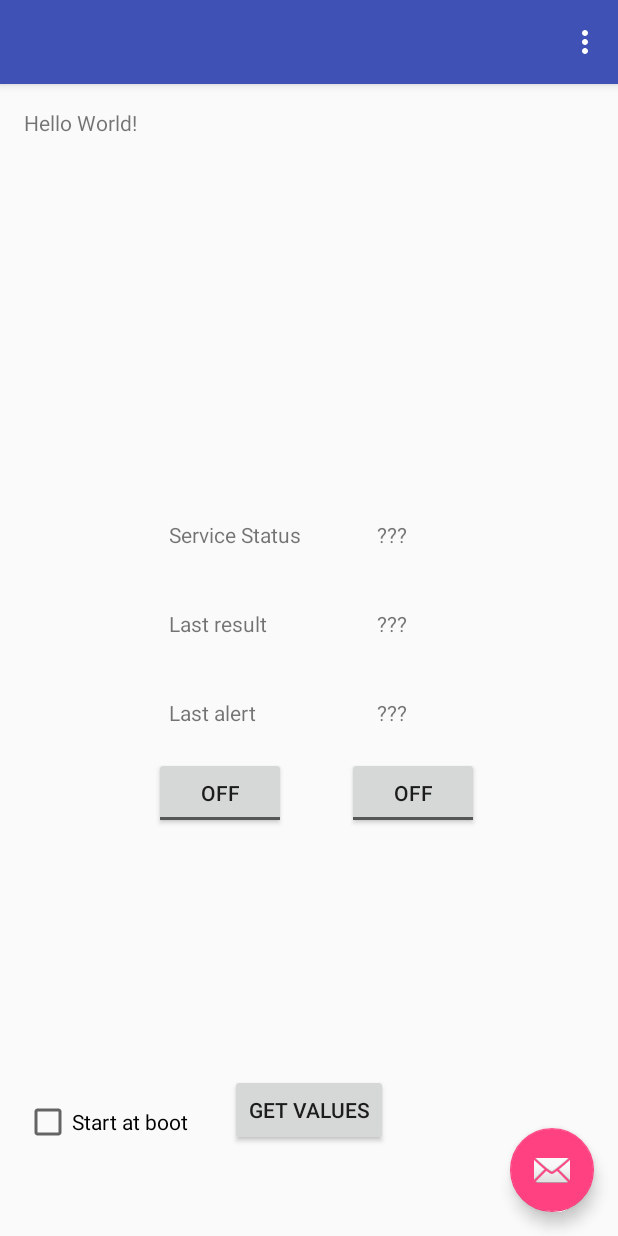
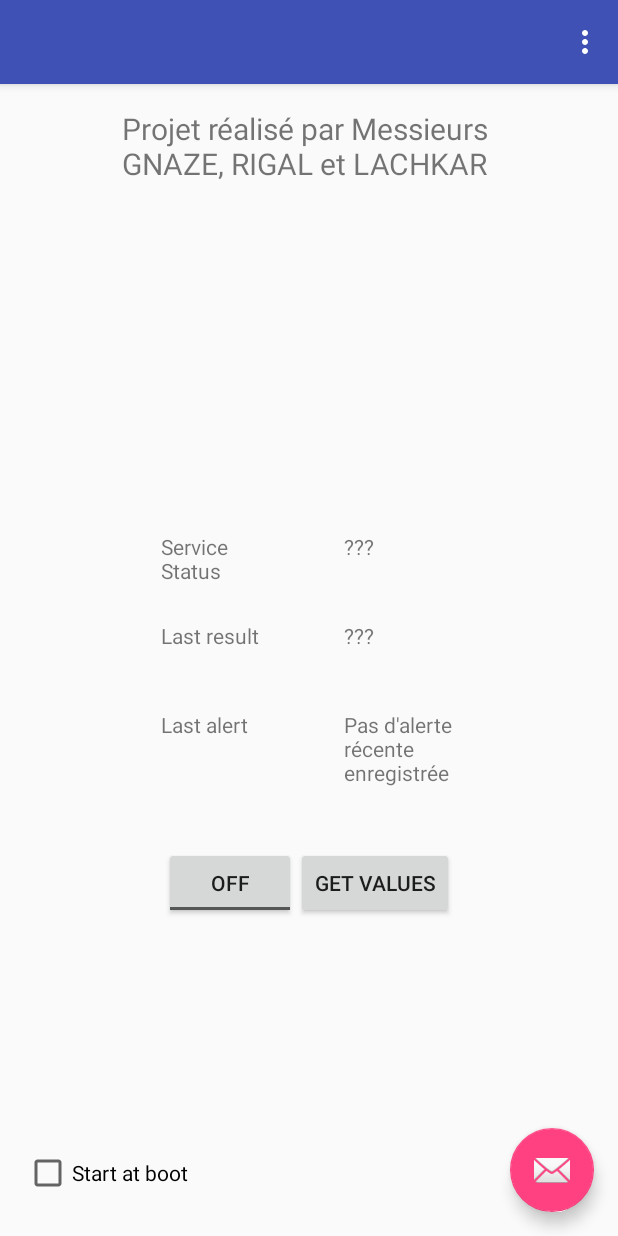
Before and after one commit to ouadiel/amiogrl, an Android app: the screen it shows after launch (MainActivity), on a phone screen of 412 x 824 dp. Run offline under Robolectric (Android 15) with nearby library versions, the light colour scheme and no system bars.

Commit message:
Sexy push IV - le retour de la force
- Ajout du remplissage de lastAlert
- Clean up du code et modif du hello world pour afficher les createurs
- Modif de l'UI pour qu'elle scale bien

```diff
--- a/ProjetAMIO/app/src/main/java/com/example/nicolas/projetamio/MainActivity.java
+++ b/ProjetAMIO/app/src/main/java/com/example/nicolas/projetamio/MainActivity.java
@@ -53,6 +53,8 @@ public class MainActivity extends AppCompatActivity {
     static JSONObject jsonObject = null;
     ArrayList<HashMap<String, String>> datalist = new ArrayList<>();
     String allume = "";
+    static String stringLastAlert="Pas d'alerte récente \nenregistrée";
+    static TextView textViewLastA;
 
     final String m1 = "Salle 2.10";
     final String m2 ="Salle 2.08";
@@ -111,6 +113,7 @@ public class MainActivity extends AppCompatActivity {
                 bufferAll="";
                 String buffer ="";
 
+                // textView associé au get values
                 textView = (TextView) findViewById(R.id.TV4);
                 textView.setText("");
                 if (datalist != null) {
@@ -139,10 +142,12 @@ public class MainActivity extends AppCompatActivity {
                             }else if (buffer.equals("77.106")) {
                                 bufferAll=m5;
                             } else {
-                                Log.e("MainService","CheckChangementBrusque - Mote "+buffer+" non reconnu");
+                                Log.e("MainService", "CheckChangementBrusque - Mote " + buffer + " non reconnu");
                                 return;
                             }
-                          textView.setText(textView.getText() + bufferAll +"\t"+ allume + "\n");
+                            // remplis le TextView pour afficher les values
+                            textView.setText(textView.getText() + bufferAll +"\t"+ allume + "\n");
+                            textView.setTextSize(16);
                       }
                     }
                 }
@@ -170,6 +175,13 @@ public class MainActivity extends AppCompatActivity {
                 }
             }
         });
+
+        /*
+        TextView du Last Alert
+         */
+        textViewLastA = (TextView) findViewById(R.id.TV6);
+        textViewLastA.setText(stringLastAlert);
+
 
         /*
         CheckBox du Start at boot
--- a/ProjetAMIO/app/src/main/java/com/example/nicolas/projetamio/MainService.java
+++ b/ProjetAMIO/app/src/main/java/com/example/nicolas/projetamio/MainService.java
@@ -14,6 +14,7 @@ import android.os.AsyncTask;
 import android.os.IBinder;
 import android.support.v7.app.NotificationCompat;
 import android.util.Log;
+import android.widget.TextView;
 import android.widget.Toast;
 
 import org.json.JSONArray;
@@ -76,6 +77,7 @@ public class MainService extends Service {
     final String m4="Salle 2.06";
     final String m5="Salle 2.05 ";
     String bufferAll = "";
+    String lastAlert="Pas d'alerte récente \nenregistrée";
 
     public MainService() {
     }
@@ -244,6 +246,7 @@ public class MainService extends Service {
                         mBuilder.setContentTitle("Alerte lumiere");
                         mBuilder.setContentText("Le(s) salle(s) " + bufferAll + " ont notifiees un changement brusque de luminisote.");
                         mNotificationManager.notify(count_notif, mBuilder.build()); // send notif
+                        lastAlertRefresh();
                         count_notif++;
                     }
                     else {
@@ -285,6 +288,7 @@ public class MainService extends Service {
             if (calendarNow.get(Calendar.DAY_OF_WEEK) == Calendar.SATURDAY || calendarNow.get(Calendar.DAY_OF_WEEK) == Calendar.SUNDAY) { // week days
                 if (currentTime.after(calendarSemaineDebutEmail.getTime()) && currentTime.before(calendarSemaineFinEmail.getTime())) {
                     sendMail("Le(s) salle(s) " + bufferAll + " ont notifiees un changement brusque de luminisote.");
+                    lastAlertRefresh();
                     return true;
                 }
             }
@@ -292,10 +296,17 @@ public class MainService extends Service {
                 if ((currentTime.after(calendarWEDebutEmail.getTime()) && currentTime.before(calendarMinuit.getTime())) ||
                         (currentTime.after(calendarMinuit.getTime()) && currentTime.before(calendarWEFinEmail.getTime()))) { //checks whether the current time is between 23 and 6
                     sendMail("Le(s) salle(s) " + bufferAll + " ont notifiees un changement brusque de luminisote.");
+                    lastAlertRefresh();
                     return true;
                 }
             }
             return false;
+    }
+
+    private void lastAlertRefresh() {
+        calendarNow.getInstance();
+        lastAlert=calendarNow.getTime().toString();
+        MainActivity.textViewLastA.setText(lastAlert);
     }
 
     private void sendMail(String content) {
--- a/ProjetAMIO/app/src/main/res/layout/content_main.xml
+++ b/ProjetAMIO/app/src/main/res/layout/content_main.xml
@@ -14,100 +14,102 @@
     tools:showIn="@layout/activity_main">
 
     <TextView
+        android:id="@+id/textView"
         android:layout_width="wrap_content"
         android:layout_height="wrap_content"
-        android:text="Hello World!" />
+        android:textAlignment="center"
+        android:layout_centerHorizontal="true"
+        android:text="Projet réalisé par Messieurs \nGNAZE, RIGAL et LACHKAR"
+        android:textSize="20sp"/>
 
     <GridLayout
-        android:layout_height="wrap_content"
         android:id="@+id/daGrid"
         android:layout_width="wrap_content"
+        android:layout_height="wrap_content"
+        android:layout_centerHorizontal="true"
+        android:layout_centerVertical="true"
+        android:layout_marginBottom="20dp"
         android:columnCount="2"
-        android:layout_alignParentBottom="false"
-        android:layout_alignParentEnd="false"
-        android:layout_alignParentRight="false"
-        android:layout_centerHorizontal="true"
-        android:layout_centerInParent="false"
-        android:layout_centerVertical="true"
-        android:layout_alignParentLeft="false">
+        android:stretchMode="columnWidth">
 
         <TextView
-            android:text="Service Status"
-            android:layout_width="wrap_content"
+            android:id="@+id/TV1"
+            android:layout_width="122dp"
             android:layout_height="wrap_content"
-            android:id="@+id/TV1"
+            android:paddingLeft="20dp"
             android:paddingRight="30dp"
             android:paddingStart="20dp"
             android:paddingTop="20dp"
-            android:paddingLeft="20dp"
-            android:paddingEnd="20dp"
-            android:paddingBottom="20dp" />
+            android:text="Service Status" />
 
         <TextView
-            android:text="\???"
+            android:id="@+id/TV2"
+            android:layout_width="match_parent"
+            android:layout_height="wrap_content"
+            android:padding="20dp"
+            android:text="\???" />
+
+        <TextView
+            android:id="@+id/TV3"
             android:layout_width="wrap_content"
             android:layout_height="wrap_content"
-            android:id="@+id/TV2"
-            android:padding="20dp" />
+            android:padding="20dp"
+            android:text="Last result" />
 
         <TextView
-            android:text="Last result"
+            android:id="@+id/TV4"
+            android:layout_width="match_parent"
+            android:layout_height="match_parent"
+            android:padding="20dp"
+            android:text="\???" />
+
+        <TextView
+            android:id="@+id/TV5"
             android:layout_width="wrap_content"
             android:layout_height="wrap_content"
-            android:id="@+id/TV3"
-            android:padding="20dp"/>
+            android:padding="20dp"
+            android:text="Last alert" />
 
         <TextView
-            android:text="\???"
+            android:id="@+id/TV6"
+            android:layout_width="115dp"
+            android:layout_height="wrap_content"
+            android:padding="20dp"
+            android:text="\???" />
+    </GridLayout>
+
+    <GridLayout
+        android:id="@+id/daGridBot"
+        android:layout_width="wrap_content"
+        android:layout_height="wrap_content"
+        android:layout_below="@id/daGrid"
+        android:layout_centerHorizontal="true"
+        android:layout_centerVertical="false"
+        android:layout_marginBottom="25dp"
+        android:columnCount="2"
+        android:stretchMode="columnWidth">
+
+        <ToggleButton
+            android:id="@+id/Btn1"
             android:layout_width="wrap_content"
             android:layout_height="wrap_content"
-            android:id="@+id/TV4"
-            android:padding="20dp"/>
+            android:text="ToggleButton2" />
 
-        <TextView
-            android:text="Last alert"
+        <Button
+            android:id="@+id/GV1"
             android:layout_width="wrap_content"
             android:layout_height="wrap_content"
-            android:id="@+id/TV5"
-            android:padding="20dp"/>
-
-        <TextView
-            android:text="\???"
-            android:layout_width="wrap_content"
-            android:layout_height="wrap_content"
-            android:id="@+id/TV6"
-            android:padding="20dp"/>
-
-        <ToggleButton
-            android:text="ToggleButton1"
-            android:layout_width="wrap_content"
-            android:layout_height="wrap_content"
-            android:id="@+id/Btn1"
-            android:layout_marginLeft="10dp" />
-
-        <ToggleButton
-            android:text="ToggleButton2"
-            android:layout_width="wrap_content"
-            android:layout_height="wrap_content"
-            android:id="@+id/Btn2" />
-
+            android:text="Get Values" />
     </GridLayout>
 
     <CheckBox
-        android:text="Start at boot"
+        android:id="@+id/startAtBootChkb"
         android:layout_width="wrap_content"
         android:layout_height="wrap_content"
-        android:id="@+id/startAtBootChkb"
         android:layout_alignParentBottom="true"
         android:layout_alignParentLeft="true"
         android:layout_alignParentStart="true"
-        android:layout_marginBottom="44dp" />
+        android:layout_marginBottom="10dp"
+        android:text="Start at boot" />
 
-    <Button
-        android:text="Get Values"
-        android:layout_width="wrap_content"
-        android:layout_height="wrap_content"
-        android:layout_alignBottom="@+id/startAtBootChkb"
-        android:layout_centerHorizontal="true"
-        android:id="@+id/GV1" />
 </RelativeLayout>
```
